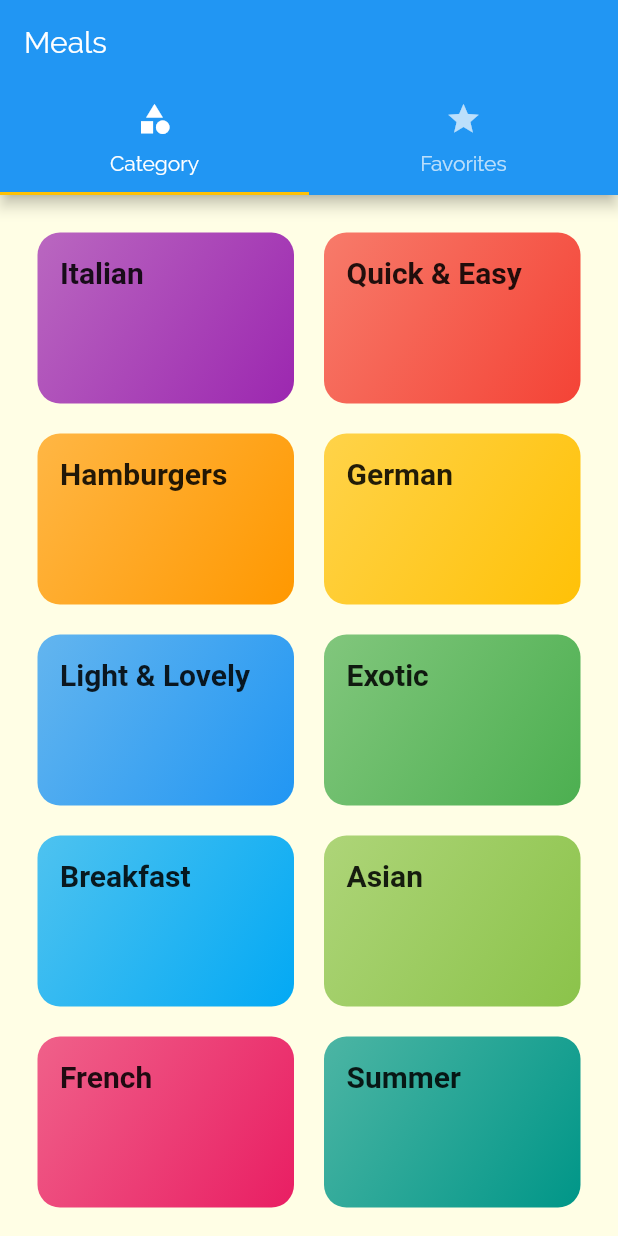
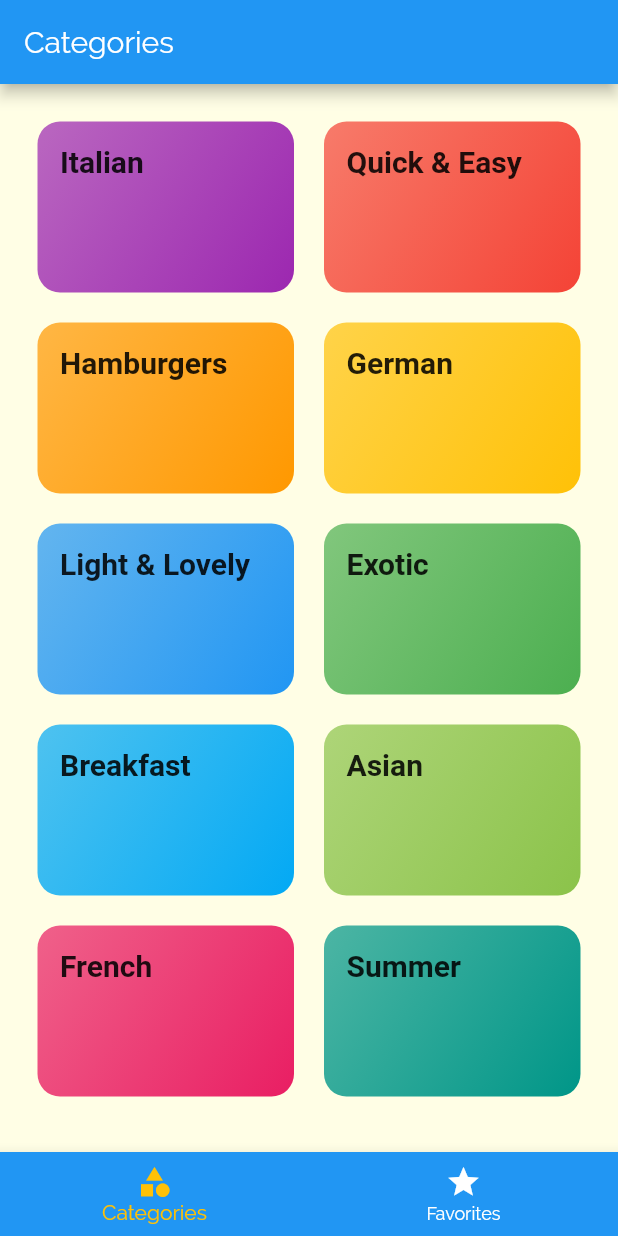
Before and after one commit to Giimhana-Dissanayake/meals_app, a Flutter app: the screen it shows after launch, on a phone screen of 412 x 824 dp. Run offline on Flutter 3.47's test engine with Material 2 defaults, Android fonts, the phone set to English and light mode, and no system bars; Roboto replaces fonts that are missing (RobotoCondensed).

```diff
--- a/lib/screens/tabs_screen.dart
+++ b/lib/screens/tabs_screen.dart
@@ -8,34 +8,47 @@ class TabsScreen extends StatefulWidget {
 }
 
 class _TabScrrenState extends State<TabsScreen> {
+  final List<Map<String, dynamic>> _pages = [
+    {'page': CategoriesScreen(), 'title': 'Categories'},
+    {'page': FavoritesScreen(), 'title': 'Your Favorite'},
+  ];
+
+  int _selectedPageIndex = 0;
+
+  void _selectPage(int index) {
+    setState(() {
+      _selectedPageIndex = index;
+    });
+  }
+
   @override
   Widget build(BuildContext context) {
-    return DefaultTabController(
-      length: 2,
-      child: Scaffold(
-          appBar: AppBar(
-            title: Text('Meals'),
-            bottom: TabBar(
-              tabs: [
-                Tab(
-                  icon: Icon(Icons.category),
-                  text: 'Category',
-                ),
-                Tab(
-                  icon: Icon(
-                    Icons.star,
-                  ),
-                  text: 'Favorites',
-                )
-              ],
-            ),
+    return Scaffold(
+      appBar: AppBar(
+        title: Text(_pages[_selectedPageIndex]['title']),
+        // bottom:
+      ),
+      body: _pages[_selectedPageIndex]['page'],
+      bottomNavigationBar: BottomNavigationBar(
+        onTap: _selectPage,
+        backgroundColor: Theme.of(context).primaryColor,
+        unselectedItemColor: Colors.white,
+        selectedItemColor: Theme.of(context).accentColor,
+        currentIndex: _selectedPageIndex,
+        type: BottomNavigationBarType.fixed,
+        items: [
+          BottomNavigationBarItem(
+            backgroundColor: Theme.of(context).primaryColor,
+            icon: Icon(Icons.category),
+            title: Text('Categories'),
           ),
-          body: TabBarView(
-            children: [
-              CategoriesScreen(),
-              FavoritesScreen(),
-            ],
-          )),
+          BottomNavigationBarItem(
+            backgroundColor: Theme.of(context).primaryColor,
+            icon: Icon(Icons.star),
+            title: Text('Favorites'),
+          )
+        ],
+      ),
     );
   }
 }
```
